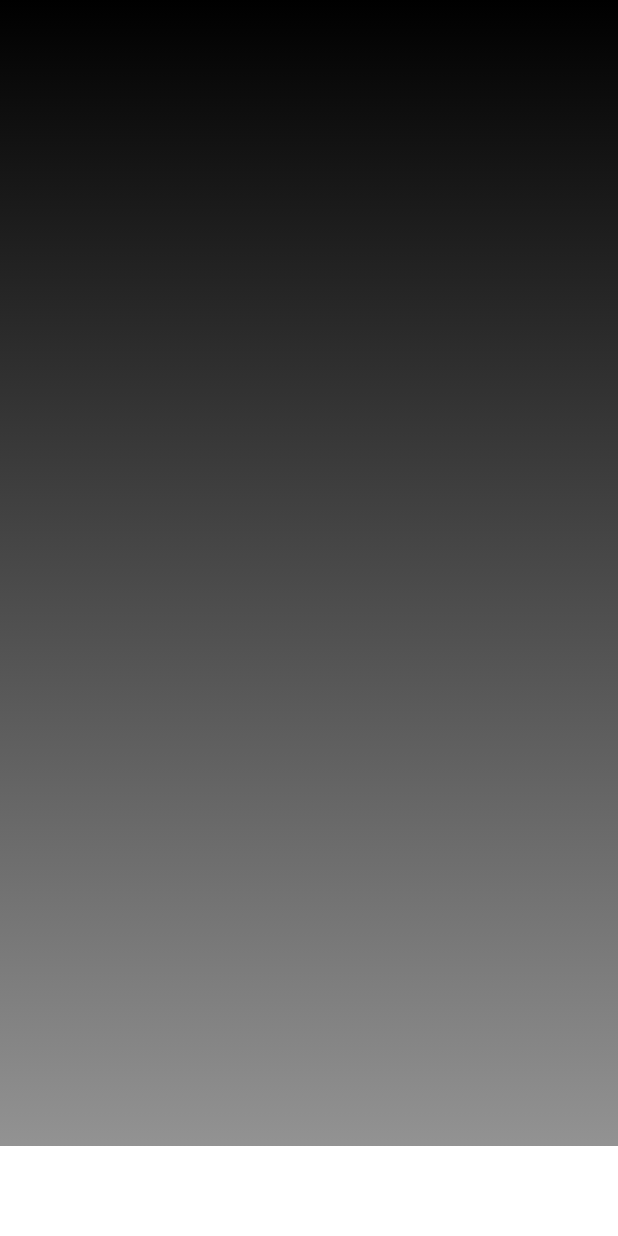
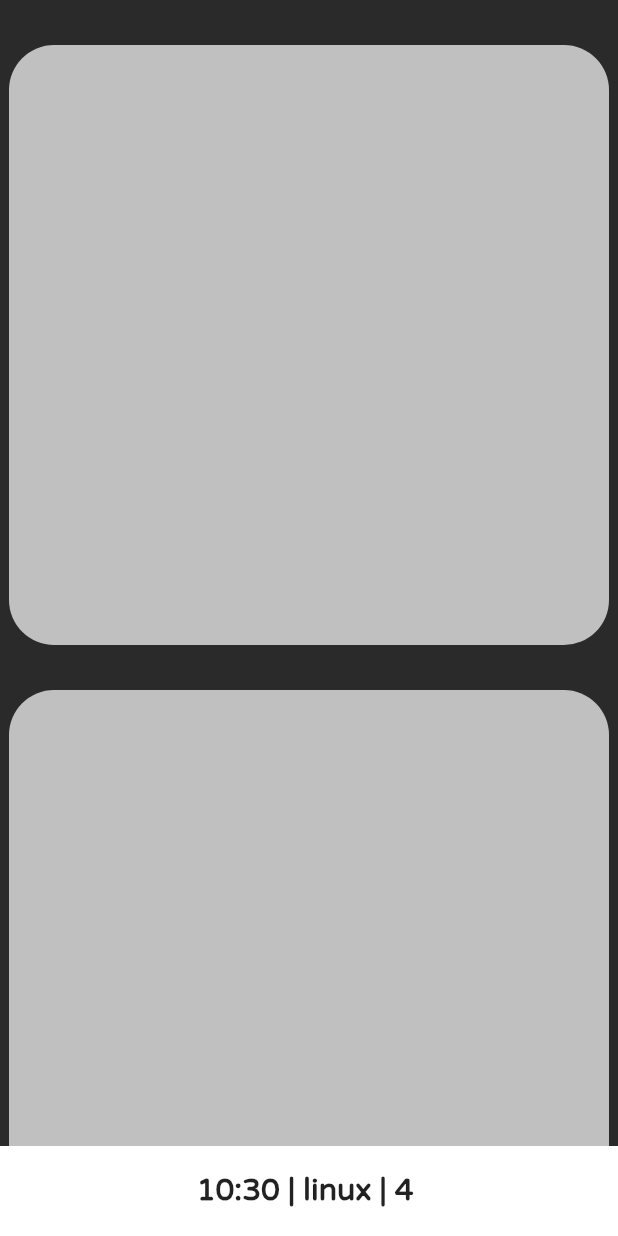
Before and after one commit to hbflow/generationfofflow, a Flutter app: the screen it shows after launch, on a phone screen of 412 x 824 dp. Run offline on Flutter 3.47's test engine with Material 2 defaults, Android fonts, the phone set to English and light mode, and no system bars; our stand-ins replace universal_io; missing offline and left inert: delayed_widget.

Commit message:
bottombar, redesigned main page, welcome improvements

```diff
--- a/lib/pages/main.dart
+++ b/lib/pages/main.dart
@@ -1,5 +1,8 @@
 import 'package:flutter/material.dart';
+import 'package:hybriidflow/widgets/bottombar.dart';
 import 'package:hybriidflow/widgets/infowidget.dart';
+import 'package:intl/intl.dart';
+import 'package:universal_io/io.dart';
 
 class mainpage extends StatefulWidget {
   static const String route = '/flow';
@@ -8,45 +11,102 @@ class mainpage extends StatefulWidget {
 }
 
 class _mainpageState extends State<mainpage> {
-  final List<String> entries = <String>['A', 'B', 'C'];
+  final List<String> entries = <String>['A', 'B', 'C', 'D'];
   final List<int> colorCodes = <int>[600, 500, 100];
+  DateTime now = DateTime.now();
+
+  void gettime() {
+    setState(() {
+      now = DateTime.now();
+    });
+
+
+    Future.delayed(Duration(seconds: 1), () {
+      gettime();
+    });
+  }
+
+  void add() {
+    setState(() {
+      entries.add("Hello World");
+    });
+  }
+
+  void delete() {
+    setState(() {
+      entries.removeLast();
+    });
+  }
+
+  void initState() {
+    super.initState();
+    gettime();
+  }
 
   @override
   Widget build(BuildContext context) {
     return Scaffold(
-      backgroundColor: Colors.black,
+      backgroundColor: Color(0xff2a2a2a),
       body: Stack(
         children: [
-          Container(
-            decoration: new BoxDecoration(
-                gradient: new LinearGradient(
-              begin: Alignment.topCenter,
-              end: Alignment.bottomCenter,
-              colors: [
-                Colors.black,
-                Colors.grey
-              ],
-            )),
-          ),
           Stack(
             children: [
+
               Column(
                 crossAxisAlignment: CrossAxisAlignment.center,
                 mainAxisSize: MainAxisSize.max,
                 mainAxisAlignment: MainAxisAlignment.end,
-                children: [Container(
-                  color: Colors.white,
-                  height: 60,
-                  width: double.infinity,
-                )],
+                children: [
+                  Expanded(
+                    child: ListView.builder(
+                        itemCount: entries.length,
+                        scrollDirection: MediaQuery.of(context).size.width < 600
+                            ? Axis.vertical
+                            : Axis.horizontal,
+                        itemBuilder: (BuildContext context, int index) {
+                          return Flex(
+                            direction: MediaQuery.of(context).size.width < 600
+                                ? Axis.vertical
+                                : Axis.horizontal,
+                            children: [
+                              InkWell(
+                                child: SizedBox(
+                                  width: MediaQuery.of(context).size.width < 600
+                                      ? 0
+                                      : 30,
+                                  height: MediaQuery.of(context).size.width < 600
+                                      ? 30
+                                      : 0,
+                                ),
+                                onTap: delete,
+                              ),
+                              GestureDetector(
+                                child: infowidget(),
+                                onTap: add,
+                              ),
+                            ],
+                          );
+                        }),
+                  ),
+                  GestureDetector(
+                    child: bottombar(
+                      ftext:
+                          '${DateFormat('h:mm').format(now)} | ${Platform.operatingSystem} | ${entries.length} ',
+                    ),
+                    onTap: entries.length < 1 ? add : delete ,
+                  )
+                ],
               )
             ],
-
-
           )
-
         ],
       ),
     );
   }
 }
+//Container(
+//                           height: 100,
+//                           width: 100,
+//                           color: Colors.white,
+//                           child: Text(entries.length > 1 ?'There are ${entries.length } Squares' : 'There is 1 Square'),
+//                         ),
--- /dev/null
+++ b/lib/widgets/bottombar.dart
@@ -0,0 +1,27 @@
+import 'package:flutter/material.dart';
+
+class bottombar extends StatefulWidget {
+
+  final ftext;
+
+  const bottombar({Key key, this.ftext}) : super(key: key);
+  @override
+  _bottombarState createState() => _bottombarState();
+
+}
+
+class _bottombarState extends State<bottombar> {
+
+  @override
+  Widget build(BuildContext context) {
+    return Container(
+      color: Colors.white,
+      height: 60,
+      width: double.infinity,
+      child: Center(child: Text(widget.ftext, style: TextStyle(
+          fontWeight: FontWeight.w900,
+          fontSize: 20,
+          fontFamily: 'Schyler'), )),
+    );
+  }
+}
--- a/lib/widgets/infowidget.dart
+++ b/lib/widgets/infowidget.dart
@@ -10,7 +10,8 @@ class _infowidgetState extends State<infowidget> {
   Widget build(BuildContext context) {
     return Container(
       width: 400,
-      height: 900, decoration: BoxDecoration(
+       height: 400,
+       decoration: BoxDecoration(
         color: Colors.white70,
         borderRadius: BorderRadius.circular(30)
     ),
--- a/pubspec.yaml
+++ b/pubspec.yaml
@@ -29,6 +29,8 @@ dependencies:
   # Use with the CupertinoIcons class for iOS style icons.
   cupertino_icons: ^1.0.2
   delayed_widget: ^1.1.1
+  intl: ^0.17.0
+  universal_io: ^2.0.4
 
 dev_dependencies:
   flutter_test:
```
Also changed, not shown: lib/pages/firstpage.dart (+23 -3 lines), pubspec.lock.
